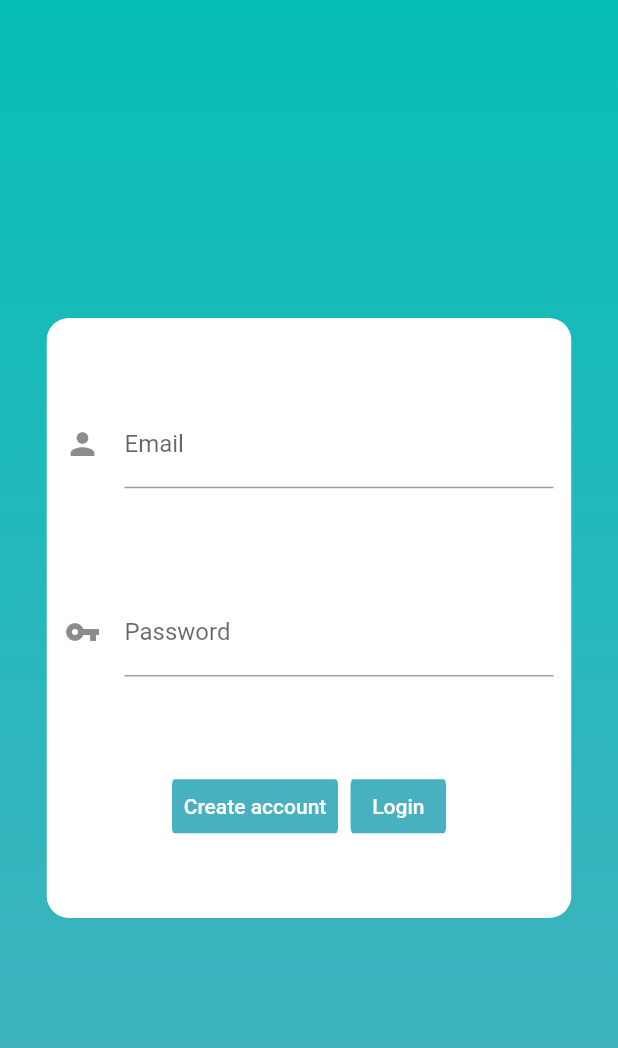
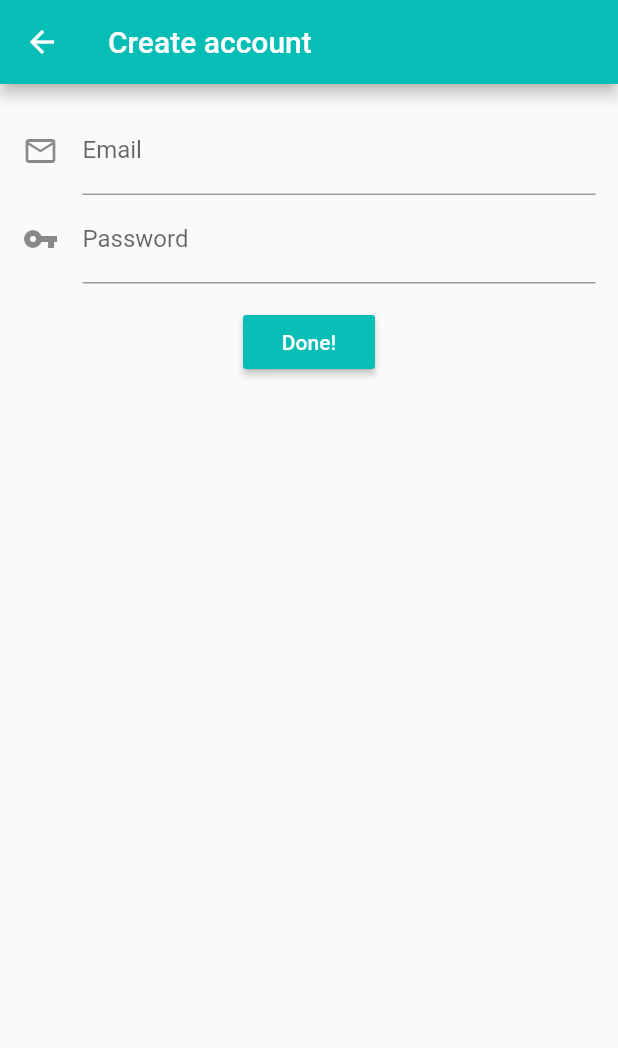
Before and after one commit to OrlandoAlPe/FlutterLogin, a Flutter app: the screen it shows after launch, after a tap on "Create account", on a phone screen of 412 x 824 dp. Shown: the top 1048 px of the screen. Run offline on Flutter 3.47's test engine with Material 2 defaults, Android fonts, the phone set to English and light mode, and no system bars.

Commit message:
Created registry screen and implemented some navigation.

```diff
--- /dev/null
+++ b/lib/Screens/Main_tasks_screen.dart
@@ -0,0 +1,13 @@
+import 'package:flutter/material.dart';
+
+class TasksMenu extends StatefulWidget {
+  @override
+  _TasksMenuState createState() => _TasksMenuState();
+}
+
+class _TasksMenuState extends State<TasksMenu> {
+  @override
+  Widget build(BuildContext context) {
+    return Text('Logged in');
+  }
+}
--- a/lib/Screens/login_screen.dart
+++ b/lib/Screens/login_screen.dart
@@ -1,11 +1,7 @@
 import 'package:flutter/material.dart';
+import 'package:tasks/widgets/login.dart';
 
-class LoginScreen extends StatefulWidget {
-  @override
-  _LoginScreenState createState() => _LoginScreenState();
-}
-
-class _LoginScreenState extends State<LoginScreen> {
+class LoginScreen extends StatelessWidget {
   @override
   Widget build(BuildContext context) {
     return Scaffold(
@@ -17,67 +13,8 @@ class _LoginScreenState extends State<LoginScreen> {
                 end: Alignment.bottomCenter,
                 colors: [Color(0xff06beb6), Color(0xff48b1bf)])),
         child: Center(
-            child: ClipRRect(
-          //Login Area
-          borderRadius: BorderRadius.circular(15),
-          child: Container(
-            width: 350,
-            height: 400,
-            color: Colors.white,
-            child: Center(
-              child: Column(
-                mainAxisAlignment: MainAxisAlignment.spaceEvenly,
-                children: <Widget>[
-                  Padding(
-                    //Email form
-                    padding: const EdgeInsets.all(12.0),
-                    child: TextField(
-                      decoration: InputDecoration(
-                        labelText: 'Email',
-                        icon: Icon(Icons.person),
-                      ),
-                    ),
-                  ),
-                  Padding(
-                    //Password form
-                    padding: const EdgeInsets.all(12.0),
-                    child: TextField(
-                      obscureText: true,
-                      decoration: InputDecoration(
-                          labelText: 'Password', icon: Icon(Icons.vpn_key)),
-                    ),
-                  ),
-                  ButtonBar(
-                    //Main buttons
-                    alignment: MainAxisAlignment.center,
-                    children: <Widget>[
-                      ClipRRect(
-                        borderRadius: BorderRadius.circular(11),
-                        child: FlatButton(
-                          onPressed: () {},
-                          child: Text('Create account',
-                              style: TextStyle(color: Colors.white)),
-                          color: Color(0xff48b1bf),
-                        ),
-                      ),
-                      ClipRRect(
-                        borderRadius: BorderRadius.circular(11),
-                        child: FlatButton(
-                          onPressed: () {},
-                          child: Text(
-                            'Login',
-                            style: TextStyle(color: Colors.white),
-                          ),
-                          color: Color(0xff48b1bf),
-                        ),
-                      )
-                    ],
-                  )
-                ],
-              ),
-            ),
-          ),
-        )),
+          child: MainLogin(),
+        ),
       ),
     );
   }
--- /dev/null
+++ b/lib/Screens/register_screen.dart
@@ -0,0 +1,40 @@
+import 'package:flutter/material.dart';
+
+class Registry extends StatefulWidget {
+  @override
+  _RegistryState createState() => _RegistryState();
+}
+
+class _RegistryState extends State<Registry> {
+  @override
+  Widget build(BuildContext context) {
+    return Scaffold(
+      appBar: AppBar(
+          iconTheme: IconThemeData(color: Colors.white),
+          title: Text('Create account', style: TextStyle(color: Colors.white)),
+          backgroundColor: Theme.of(context).primaryColor),
+      body: Center(
+        child: Column(
+          children: <Widget>[
+            Padding(
+                padding: EdgeInsets.all(15),
+                child: Column(children: <Widget>[
+                  TextField(
+                      decoration: InputDecoration(
+                          labelText: 'Email', icon: Icon(Icons.mail_outline))),
+                  TextField(
+                      decoration: InputDecoration(
+                          labelText: 'Password', icon: Icon(Icons.vpn_key)))
+                ])),
+            RaisedButton(
+                child: Text('Done!', style: TextStyle(color: Colors.white)),
+                color: Theme.of(context).primaryColor,
+                onPressed: () {
+                  Navigator.pop(context);
+                })
+          ],
+        ),
+      ),
+    );
+  }
+}
--- a/lib/main.dart
+++ b/lib/main.dart
@@ -1,5 +1,7 @@
 import 'package:flutter/material.dart';
+import 'package:tasks/Screens/Main_tasks_screen.dart';
 import 'package:tasks/Screens/login_screen.dart';
+import 'package:tasks/Screens/register_screen.dart';
 
 void main() {
   runApp(MyApp());
@@ -11,10 +13,13 @@ class MyApp extends StatelessWidget {
     return MaterialApp(
       title: 'Flutter Demo',
       theme: ThemeData(
-        primaryColor: Color(0xff06beb6),
-        visualDensity: VisualDensity.adaptivePlatformDensity,
-      ),
-      home: LoginScreen(),
+          primaryColor: Color(0xff06beb6),
+          visualDensity: VisualDensity.adaptivePlatformDensity),
+      routes: {
+        '/': (context) => LoginScreen(),
+        '/Main-Menu': (context) => TasksMenu(),
+        '/create-account' : (context) => Registry()
+      },
     );
   }
 }
--- /dev/null
+++ b/lib/widgets/login.dart
@@ -0,0 +1,71 @@
+import 'package:flutter/material.dart';
+
+class MainLogin extends StatefulWidget {
+  @override
+  _MainLoginState createState() => _MainLoginState();
+}
+
+class _MainLoginState extends State<MainLogin> {
+  @override
+  Widget build(BuildContext context) {
+    return ClipRRect(
+      //Login Area
+      borderRadius: BorderRadius.circular(15),
+      child: Container(
+        width: 350,
+        height: 400,
+        color: Colors.white,
+        child: Center(
+          child: Column(
+            mainAxisAlignment: MainAxisAlignment.spaceEvenly,
+            children: <Widget>[
+              Text('T   A   S   K   S',
+                  style: TextStyle(
+                      color: Theme.of(context).primaryColor,
+                      fontSize: 30,
+                      fontWeight: FontWeight.bold)),
+              Padding(
+                  //Email form
+                  padding: const EdgeInsets.all(12.0),
+                  child: TextField(
+                      decoration: InputDecoration(
+                          labelText: 'Email', icon: Icon(Icons.mail_outline)))),
+              Padding(
+                  //Password form
+                  padding: const EdgeInsets.all(12.0),
+                  child: TextField(
+                      obscureText: true,
+                      decoration: InputDecoration(
+                          labelText: 'Password',
+                          icon: Icon(Icons.lock_outline)))),
+              ButtonBar(
+                //Main buttons
+                alignment: MainAxisAlignment.center,
+                children: <Widget>[
+                  ClipRRect(
+                      borderRadius: BorderRadius.circular(11),
+                      child: FlatButton(
+                          onPressed: () {
+                            Navigator.of(context).pushNamed('/create-account');
+                          },
+                          child: Text('Create account',
+                              style: TextStyle(color: Colors.white)),
+                          color: Color(0xff48b1bf))),
+                  ClipRRect(
+                    borderRadius: BorderRadius.circular(11),
+                    child: FlatButton(
+                      onPressed: () {},
+                      child:
+                          Text('Login', style: TextStyle(color: Colors.white)),
+                      color: Color(0xff48b1bf),
+                    ),
+                  ),
+                ],
+              )
+            ],
+          ),
+        ),
+      ),
+    );
+  }
+}
--- a/pubspec.yaml
+++ b/pubspec.yaml
@@ -23,6 +23,7 @@ environment:
 dependencies:
   flutter:
     sdk: flutter
+  cloud_firestore: ^0.13.7
   firebase_auth: ^0.16.1
   google_sign_in: ^4.5.1
 
```
Also changed, not shown: pubspec.lock, 2 other files.
